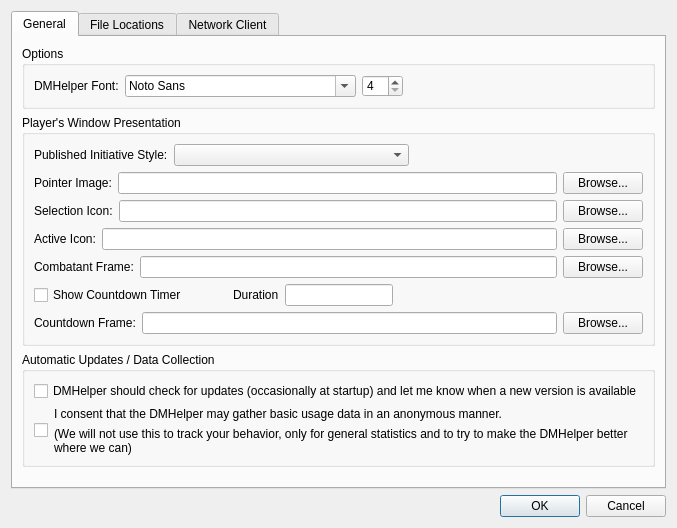
First picture: the form in DMHelper/src/optionsdialog.ui, repository MMetze/DMHelper, before the edit.
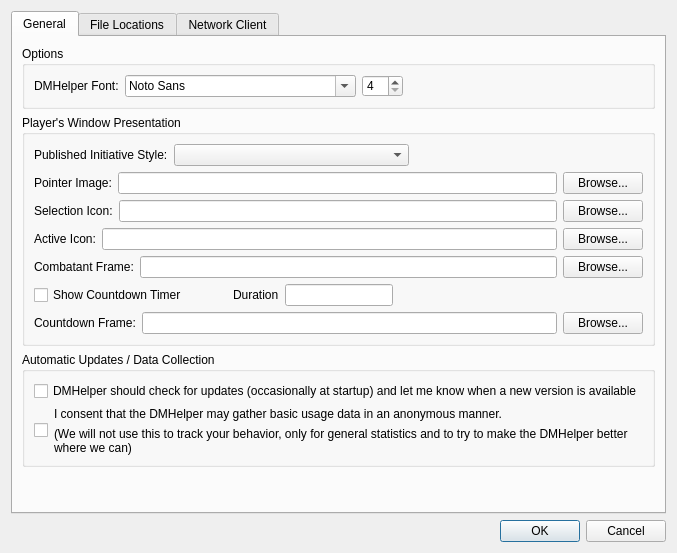
Second picture: the form after the edit. Icons and pictures are not drawn.

```diff
--- a/DMHelper/src/optionsdialog.ui
+++ b/DMHelper/src/optionsdialog.ui
@@ -6,8 +6,8 @@
    <rect>
     <x>0</x>
     <y>0</y>
-    <width>626</width>
-    <height>528</height>
+    <width>668</width>
+    <height>553</height>
    </rect>
   </property>
   <property name="windowTitle">
```
